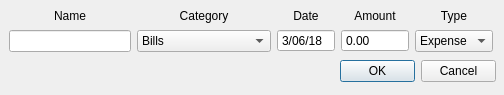
IvanInandan/EZBudget, file EZbudget/expensedialog.ui: the form before one commit.
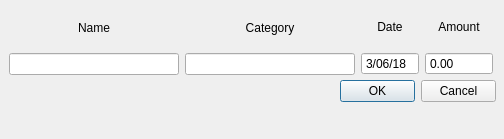
The form after the commit.

```diff
--- a/EZbudget/expensedialog.ui
+++ b/EZbudget/expensedialog.ui
@@ -7,7 +7,7 @@
     <x>0</x>
     <y>0</y>
     <width>504</width>
-    <height>95</height>
+    <height>139</height>
    </rect>
   </property>
   <property name="windowTitle">
@@ -17,7 +17,7 @@
    <property name="geometry">
     <rect>
      <x>340</x>
-     <y>60</y>
+     <y>80</y>
      <width>156</width>
      <height>23</height>
     </rect>
@@ -29,13 +29,13 @@
     <set>QDialogButtonBox::Cancel|QDialogButtonBox::Ok</set>
    </property>
   </widget>
-  <widget class="QWidget" name="">
+  <widget class="QWidget" name="layoutWidget">
    <property name="geometry">
     <rect>
      <x>9</x>
      <y>9</y>
      <width>484</width>
-     <height>43</height>
+     <height>66</height>
     </rect>
    </property>
    <layout class="QHBoxLayout" name="horizontalLayout">
@@ -63,28 +63,7 @@
        </widget>
       </item>
       <item>
-       <widget class="QComboBox" name="transactionCategoryEdit">
-        <item>
-         <property name="text">
-          <string>Bills</string>
-         </property>
-        </item>
-        <item>
-         <property name="text">
-          <string>Grocery/Food</string>
-         </property>
-        </item>
-        <item>
-         <property name="text">
-          <string>Gas</string>
-         </property>
-        </item>
-        <item>
-         <property name="text">
-          <string>Entertainment/Misc</string>
-         </property>
-        </item>
-       </widget>
+       <widget class="QLineEdit" name="transactionCategoryEdit"/>
       </item>
      </layout>
     </item>
@@ -137,31 +116,6 @@
       </item>
      </layout>
     </item>
-    <item>
-     <layout class="QVBoxLayout" name="verticalLayout_6">
-      <item>
-       <widget class="QLabel" name="transactionTypeLabel">
-        <property name="text">
-         <string>&lt;html&gt;&lt;head/&gt;&lt;body&gt;&lt;p align=&quot;center&quot;&gt;Type&lt;/p&gt;&lt;/body&gt;&lt;/html&gt;</string>
-        </property>
-       </widget>
-      </item>
-      <item>
-       <widget class="QComboBox" name="transactionType">
-        <item>
-         <property name="text">
-          <string>Expense</string>
-         </property>
-        </item>
-        <item>
-         <property name="text">
-          <string>Income</string>
-         </property>
-        </item>
-       </widget>
-      </item>
-     </layout>
-    </item>
    </layout>
   </widget>
  </widget>
```
Left out of the diff: 2 changed lines with no effect on the pictures.
